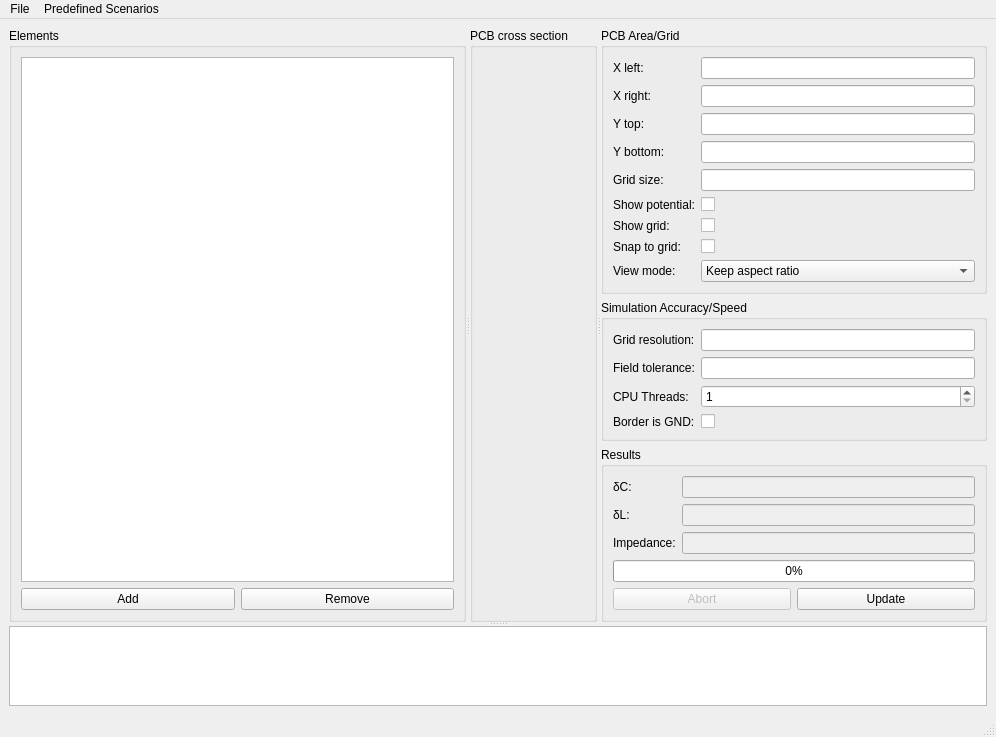
Old version of the form Software/RF2DFieldSolver/mainwindow.ui in the repository jankae/RF2DFieldSolver.
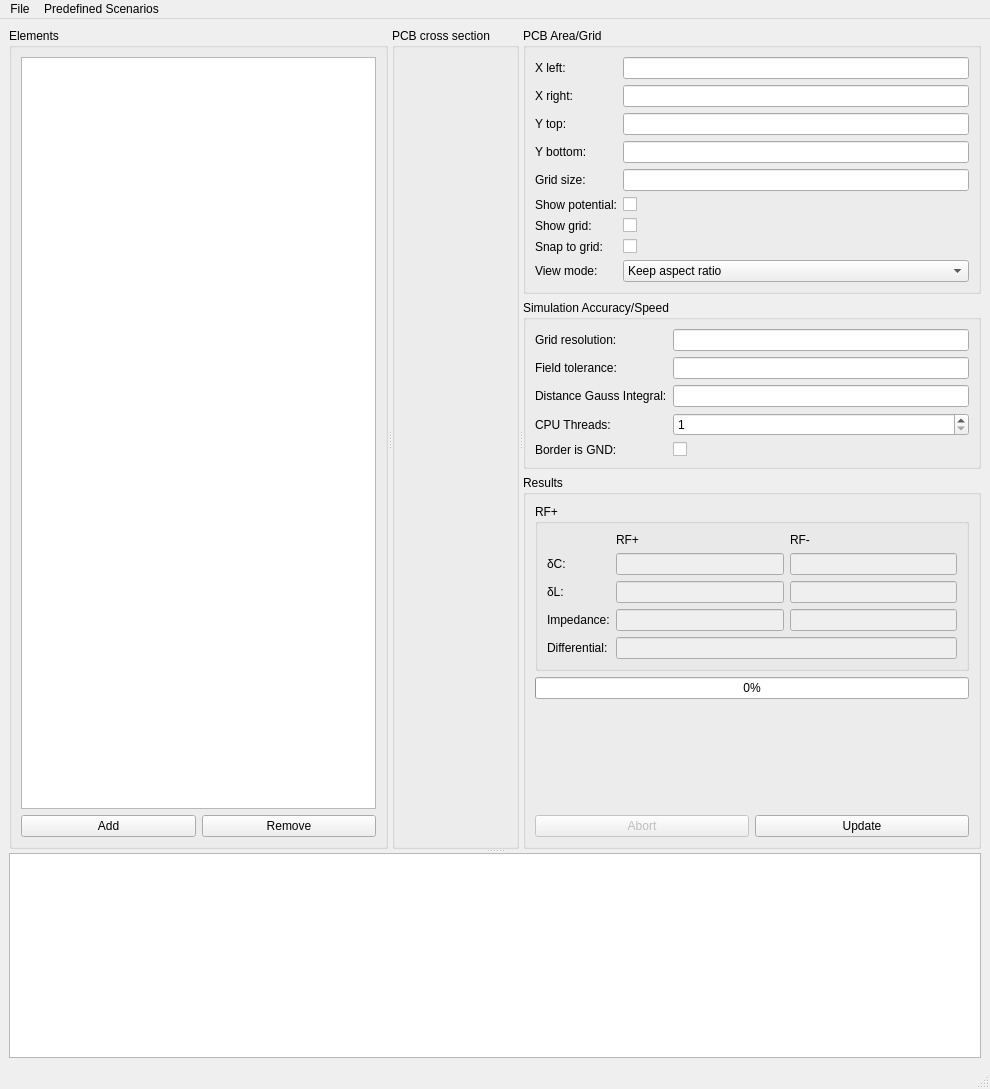
New version of the form. Custom widgets are drawn as their Qt base class.

Commit message: split pos/neg trace results, add gauss distance as parameter

Patch:
```diff
--- a/Software/RF2DFieldSolver/mainwindow.ui
+++ b/Software/RF2DFieldSolver/mainwindow.ui
@@ -9,8 +9,8 @@
    <rect>
     <x>0</x>
     <y>0</y>
-    <width>996</width>
-    <height>737</height>
+    <width>990</width>
+    <height>1089</height>
    </rect>
   </property>
   <property name="windowTitle">
@@ -232,34 +232,44 @@
             <item row="1" column="1">
              <widget class="SIUnitEdit" name="tolerance"/>
             </item>
-            <item row="2" column="0">
+            <item row="3" column="0">
              <widget class="QLabel" name="label_6">
               <property name="text">
                <string>CPU Threads:</string>
               </property>
              </widget>
             </item>
-            <item row="2" column="1">
+            <item row="3" column="1">
              <widget class="QSpinBox" name="threads">
               <property name="minimum">
                <number>1</number>
               </property>
              </widget>
             </item>
-            <item row="3" column="0">
+            <item row="4" column="0">
              <widget class="QLabel" name="label_15">
               <property name="text">
                <string>Border is GND:</string>
               </property>
              </widget>
             </item>
-            <item row="3" column="1">
+            <item row="4" column="1">
              <widget class="QCheckBox" name="borderIsGND">
               <property name="text">
                <string/>
               </property>
              </widget>
             </item>
+            <item row="2" column="0">
+             <widget class="QLabel" name="label_17">
+              <property name="text">
+               <string>Distance Gauss Integral:</string>
+              </property>
+             </widget>
+            </item>
+            <item row="2" column="1">
+             <widget class="SIUnitEdit" name="gaussDistance"/>
+            </item>
            </layout>
           </widget>
          </item>
@@ -270,50 +280,104 @@
            </property>
            <layout class="QVBoxLayout" name="verticalLayout">
             <item>
-             <layout class="QFormLayout" name="formLayout">
-              <item row="0" column="0">
-               <widget class="QLabel" name="label">
+             <widget class="QGroupBox" name="groupBox_6">
+              <property name="title">
+               <string>RF+</string>
+              </property>
+              <layout class="QGridLayout" name="gridLayout">
+               <item row="0" column="2">
+                <widget class="QLabel" name="label_22">
                 <property name="text">
-                 <string>δC:</string>
+                  <string>RF-</string>
                 </property>
                </widget>
               </item>
-              <item row="0" column="1">
-               <widget class="SIUnitEdit" name="capacitance">
+               <item row="1" column="2">
+                <widget class="SIUnitEdit" name="capacitanceN">
                 <property name="enabled">
                  <bool>false</bool>
                 </property>
                </widget>
               </item>
-              <item row="1" column="0">
+               <item row="2" column="1">
+                <widget class="SIUnitEdit" name="inductanceP">
+                 <property name="enabled">
+                  <bool>false</bool>
+                 </property>
+                </widget>
+               </item>
+               <item row="2" column="0">
                <widget class="QLabel" name="label_2">
                 <property name="text">
                  <string>δL:</string>
                 </property>
                </widget>
               </item>
-              <item row="1" column="1">
-               <widget class="SIUnitEdit" name="inductance">
+               <item row="1" column="0">
+                <widget class="QLabel" name="label">
+                 <property name="text">
+                  <string>δC:</string>
+                 </property>
+                </widget>
+               </item>
+               <item row="0" column="1">
+                <widget class="QLabel" name="label_21">
+                 <property name="text">
+                  <string>RF+</string>
+                 </property>
+                </widget>
+               </item>
+               <item row="2" column="2">
+                <widget class="SIUnitEdit" name="inductanceN">
                 <property name="enabled">
                  <bool>false</bool>
                 </property>
                </widget>
               </item>
-              <item row="2" column="0">
+               <item row="3" column="2">
+                <widget class="SIUnitEdit" name="impedanceN">
+                 <property name="enabled">
+                  <bool>false</bool>
+                 </property>
+                </widget>
+               </item>
+               <item row="3" column="1">
+                <widget class="SIUnitEdit" name="impedanceP">
+                 <property name="enabled">
+                  <bool>false</bool>
+                 </property>
+                </widget>
+               </item>
+               <item row="3" column="0">
                <widget class="QLabel" name="label_3">
                 <property name="text">
                  <string>Impedance:</string>
                 </property>
                </widget>
               </item>
-              <item row="2" column="1">
-               <widget class="SIUnitEdit" name="impedance">
+               <item row="1" column="1">
+                <widget class="SIUnitEdit" name="capacitanceP">
+                 <property name="enabled">
+                  <bool>false</bool>
+                 </property>
+                </widget>
+               </item>
+               <item row="4" column="0">
+                <widget class="QLabel" name="label_19">
+                 <property name="text">
+                  <string>Differential:</string>
+                 </property>
+                </widget>
+               </item>
+               <item row="4" column="1" colspan="2">
+                <widget class="SIUnitEdit" name="impedanceDiff">
                 <property name="enabled">
                  <bool>false</bool>
                 </property>
                </widget>
               </item>
              </layout>
+             </widget>
             </item>
             <item>
              <widget class="QProgressBar" name="progress">
@@ -322,27 +386,6 @@
               </property>
              </widget>
             </item>
-            <item>
-             <layout class="QHBoxLayout" name="horizontalLayout_2">
-              <item>
-               <widget class="QPushButton" name="abort">
-                <property name="enabled">
-                 <bool>false</bool>
-                </property>
-                <property name="text">
-                 <string>Abort</string>
-                </property>
-               </widget>
-              </item>
-              <item>
-               <widget class="QPushButton" name="update">
-                <property name="text">
-                 <string>Update</string>
-                </property>
-               </widget>
-              </item>
-             </layout>
-            </item>
             <item>
              <spacer name="verticalSpacer">
               <property name="orientation">
@@ -356,6 +399,27 @@
               </property>
              </spacer>
             </item>
+            <item>
+             <layout class="QHBoxLayout" name="horizontalLayout_2">
+              <item>
+               <widget class="QPushButton" name="abort">
+                <property name="enabled">
+                 <bool>false</bool>
+                </property>
+                <property name="text">
+                 <string>Abort</string>
+                </property>
+               </widget>
+              </item>
+              <item>
+               <widget class="QPushButton" name="update">
+                <property name="text">
+                 <string>Update</string>
+                </property>
+               </widget>
+              </item>
+             </layout>
+            </item>
            </layout>
           </widget>
          </item>
@@ -379,7 +443,7 @@
     <rect>
      <x>0</x>
      <y>0</y>
-     <width>996</width>
+     <width>990</width>
      <height>22</height>
     </rect>
    </property>
```
Lines whose indentation alone changed are shown as unchanged. The commit also changes 3 other files.
